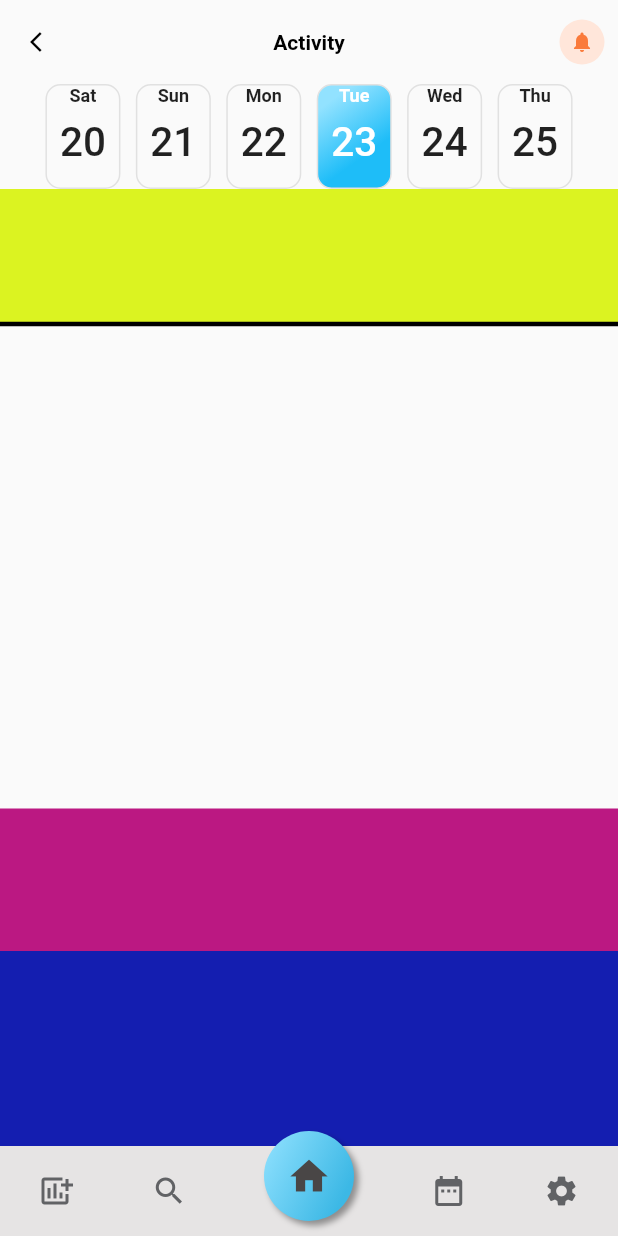
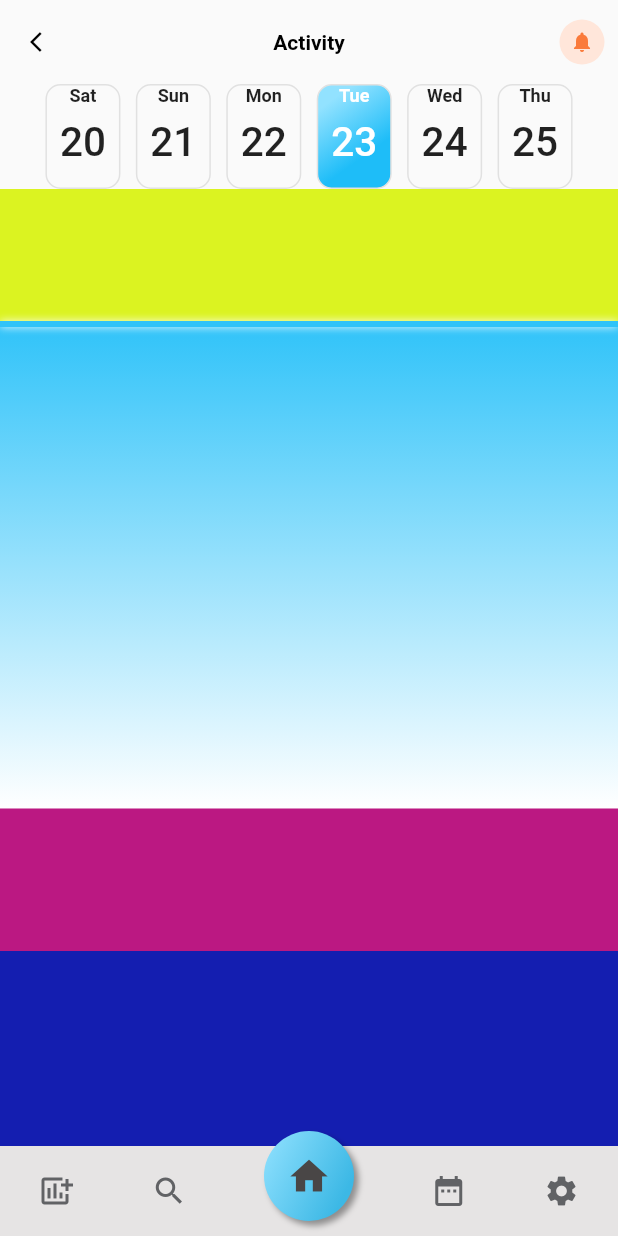
Before and after one commit to SahithiTammana/Flutter_Project, a Flutter app: the screen it shows after launch, after a tap on the "home" icon, after a tap on "Running", on a phone screen of 412 x 824 dp. Run offline on Flutter 3.47's test engine with Material 2 defaults, Android fonts, the phone set to English and light mode, and no system bars.

Commit message:
Graph Shaded

```diff
--- a/lib/pages/details/widgets/graph.dart
+++ b/lib/pages/details/widgets/graph.dart
@@ -1,5 +1,5 @@
 import 'dart:math';
-
+import 'dart:ui' as ui;
 import 'package:flutter/material.dart';
 
 class Graph extends StatelessWidget {
@@ -79,9 +79,28 @@ class GraphPainter extends CustomPainter {
 
 
     Paint linePaint = Paint()
-      ..color = Colors.black
+      ..color = Color(0xff30c3f9)
       ..style = PaintingStyle.stroke
-      ..strokeWidth=3.0;
+      ..strokeWidth=4.0;
+
+
+    Paint shadowPaint = Paint()
+      ..color = Colors.white
+      ..style = PaintingStyle.stroke
+      ..maskFilter = ui.MaskFilter.blur(ui.BlurStyle.solid, 3)
+      ..strokeWidth=4.0;
+
+    Paint fillPaint = Paint()
+      ..shader = ui.Gradient.linear(
+        Offset(size.width / 2,0),
+        Offset(size.width / 2, size.height),
+        [
+          Color(0xff30c3f9),
+          Colors.white,
+        ]
+      )
+      ..color = Colors.blue
+      ..style = PaintingStyle.fill;
 
     Path linePath = Path();
 
@@ -101,7 +120,12 @@ class GraphPainter extends CustomPainter {
       cOffset = offsets[i];
     }
 
+    Path fillPath = Path.from(linePath);
+    fillPath.lineTo(size.width, size.height);
+    fillPath.lineTo(0, size.height);
 
+    canvas.drawPath(fillPath, fillPaint);
+    canvas.drawPath(linePath, shadowPaint);
     canvas.drawPath(linePath, linePaint);
 
   }
```
